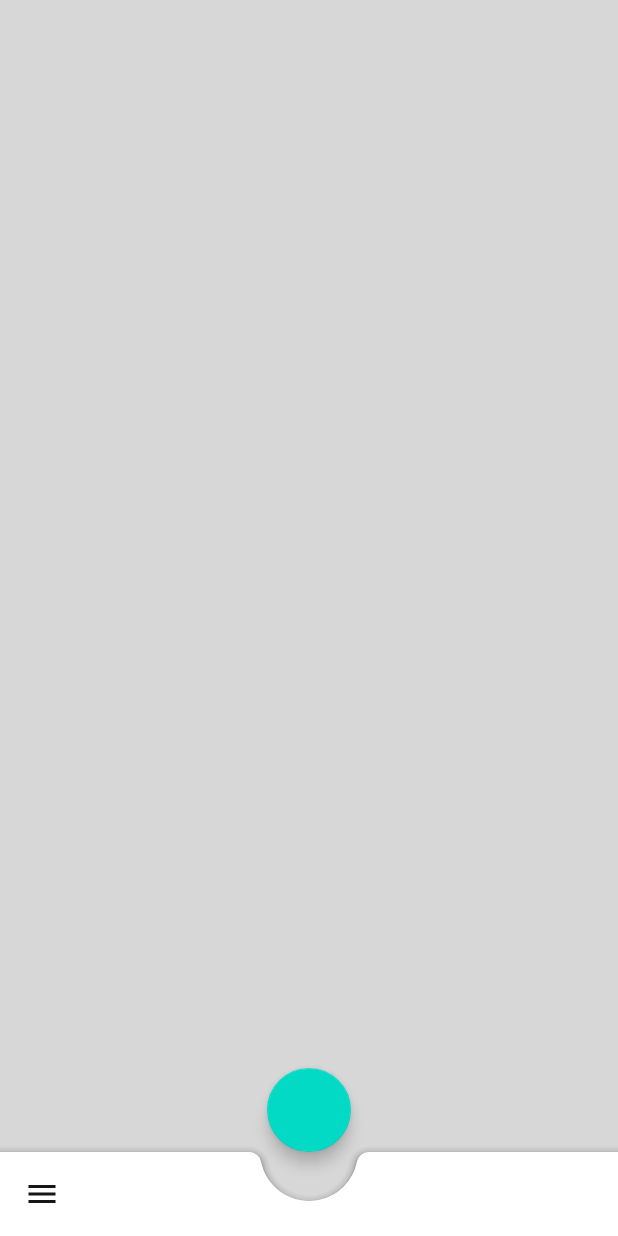
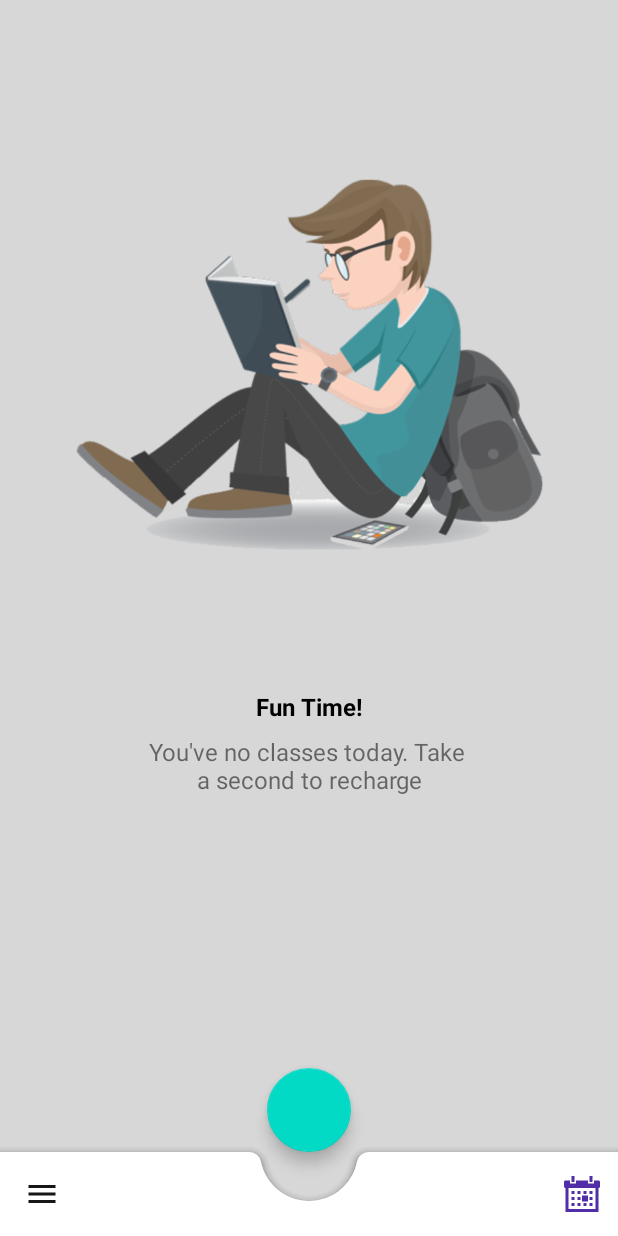
Before and after one commit to JobGetabu/DarasaStudent, an Android app: the screen it shows after launch (MainActivity), on a phone screen of 412 x 824 dp. Run offline under Robolectric (Android 15) with nearby library versions, the phone set to English and light mode, and no system bars; our stand-ins replace ButterKnife, Firebase (no records; nobody signed in at launch, a user with empty details on screens opened directly); libraries missing offline, so code that uses them is left out: com.robertlevonyan.views; plain views replace FloatingActionButton.

Commit message:
added few resources and designed :) screens

```diff
--- a/app/src/main/java/com/job/darasastudent/ui/MainActivity.java
+++ b/app/src/main/java/com/job/darasastudent/ui/MainActivity.java
@@ -1,14 +1,22 @@
 package com.job.darasastudent.ui;
 
+import android.app.DatePickerDialog;
 import android.content.Intent;
 import android.os.Bundle;
 import android.support.design.bottomappbar.BottomAppBar;
 import android.support.v7.app.AppCompatActivity;
 import android.view.Menu;
 import android.view.MenuItem;
+import android.widget.DatePicker;
+import android.widget.Toast;
 
 import com.job.darasastudent.R;
 import com.robertlevonyan.views.customfloatingactionbutton.FloatingActionButton;
+
+import java.text.SimpleDateFormat;
+import java.util.Calendar;
+import java.util.Date;
+import java.util.Locale;
 
 import butterknife.BindView;
 import butterknife.ButterKnife;
@@ -20,6 +28,7 @@ public class MainActivity extends AppCompatActivity {
     FloatingActionButton mainFab;
     @BindView(R.id.main_bar)
     BottomAppBar bar;
+    private Date mDate;
 
     @Override
     protected void onCreate(Bundle savedInstanceState) {
@@ -32,12 +41,12 @@ public class MainActivity extends AppCompatActivity {
 
     @OnClick(R.id.main_fab)
     public void onFabClicked() {
-        startActivity(new Intent(this,ScanActivity.class));
+        startActivity(new Intent(this, ScanActivity.class));
     }
 
     @Override
     public boolean onCreateOptionsMenu(Menu menu) {
-        //getMenuInflater().inflate(R.menu.bottom_nav_drawer_menu, menu);
+        getMenuInflater().inflate(R.menu.menu_calender, menu);
         return super.onCreateOptionsMenu(menu);
     }
 
@@ -50,6 +59,35 @@ public class MainActivity extends AppCompatActivity {
                 BottomNavigationDrawerFragment bottomNavDrawerFragment = new BottomNavigationDrawerFragment();
                 bottomNavDrawerFragment.show(getSupportFragmentManager(), BottomNavigationDrawerFragment.TAG);
                 break;
+
+            case R.id.menu_calender:
+
+                final Calendar myCalendar = Calendar.getInstance();
+                final DatePickerDialog.OnDateSetListener date = new DatePickerDialog.OnDateSetListener() {
+
+                    @Override
+                    public void onDateSet(DatePicker view, int year, int monthOfYear,
+                                          int dayOfMonth) {
+                        // TODO Auto-generated method stub
+                        myCalendar.set(Calendar.YEAR, year);
+                        myCalendar.set(Calendar.MONTH, monthOfYear);
+                        myCalendar.set(Calendar.DAY_OF_MONTH, dayOfMonth);
+
+
+                        mDate = myCalendar.getTime();
+                        String myFormat = "MM/dd/yy"; //In which you need put here
+                        SimpleDateFormat sdf = new SimpleDateFormat(myFormat, Locale.ENGLISH);
+
+
+                        Toast.makeText(MainActivity.this, sdf.format(myCalendar.getTime()) , Toast.LENGTH_SHORT).show();
+                    }
+                };
+
+                new DatePickerDialog(MainActivity.this, date, myCalendar
+                        .get(Calendar.YEAR), myCalendar.get(Calendar.MONTH),
+                        myCalendar.get(Calendar.DAY_OF_MONTH)).show();
+
+                break;
         }
 
         return true;
--- /dev/null
+++ b/app/src/main/res/drawable/ic_calender.xml
@@ -0,0 +1,6 @@
+<vector android:height="24dp" android:viewportHeight="48"
+    android:viewportWidth="48" android:width="24dp" xmlns:android="http://schemas.android.com/apk/res/android">
+    <path android:fillAlpha="1" android:fillColor="@color/colorPrimaryDark"
+        android:fillType="nonZero"
+        android:pathData="M10,0L10,8L14,8L14,0ZM34,0L34,8L38,8L38,0ZM2,6C0.7969,6 0,6.7969 0,8L0,14C0,15.1992 0.7969,16 2,16L2,48L46,48L46,16C47.2031,16 48,15.1992 48,14L48,8C48,6.7969 47.2031,6 46,6L40,6L40,10L32,10L32,6L16,6L16,10L8,10L8,6ZM6,16L42,16L42,44L6,44ZM10,20L10,24L14,24L14,20ZM18,20L18,24L22,24L22,20ZM26,20L26,24L30,24L30,20ZM34,20L34,24L38,24L38,20ZM24,26L24,34L32,34L32,26ZM10,28L10,32L14,32L14,28ZM18,28L18,32L22,32L22,28ZM34,28L34,32L38,32L38,28ZM10,36L10,40L14,40L14,36ZM18,36L18,40L22,40L22,36ZM26,36L26,40L30,40L30,36ZM34,36L34,40L38,40L38,36Z" android:strokeColor="#00000000"/>
+</vector>
--- a/app/src/main/res/layout/activity_main.xml
+++ b/app/src/main/res/layout/activity_main.xml
@@ -1,13 +1,18 @@
 <?xml version="1.0" encoding="utf-8"?>
-<android.support.design.widget.CoordinatorLayout
-    xmlns:android="http://schemas.android.com/apk/res/android"
+<android.support.design.widget.CoordinatorLayout xmlns:android="http://schemas.android.com/apk/res/android"
     xmlns:app="http://schemas.android.com/apk/res-auto"
     xmlns:tools="http://schemas.android.com/tools"
     android:layout_width="match_parent"
     android:layout_height="match_parent"
+    android:background="@color/colorgreyish"
     android:orientation="vertical"
-    android:background="@color/colorgreyish"
     tools:context=".ui.MainActivity">
+
+    <include
+        android:id="@+id/main_no_class"
+        layout="@layout/noclass_layout"
+        android:layout_width="match_parent"
+        android:layout_height="match_parent" />
 
     <android.support.v4.widget.NestedScrollView
         android:id="@+id/nestedScrollView"
@@ -28,8 +33,8 @@
     <!-- Other components and views -->
 
     <android.support.design.bottomappbar.BottomAppBar
+        android:id="@+id/main_bar"
         style="@style/Widget.MaterialComponents.BottomAppBar"
-        android:id="@+id/main_bar"
         android:layout_width="match_parent"
         android:layout_height="wrap_content"
         android:layout_gravity="bottom"
@@ -37,18 +42,17 @@
         app:fabAlignmentMode="center"
         app:fabAttached="true"
         app:fabCradleDiameter="0dp"
-        app:navigationIcon="@drawable/ic_menu"
         app:layout_scrollFlags="scroll|enterAlways"
-        />
+        app:navigationIcon="@drawable/ic_menu" />
 
     <com.robertlevonyan.views.customfloatingactionbutton.FloatingActionButton
         android:id="@+id/main_fab"
         android:layout_width="wrap_content"
         android:layout_height="wrap_content"
         android:layout_gravity="center_horizontal"
+        app:fabIcon="@drawable/ic_add"
         app:fabSize="normal"
         app:fabText="Add new attendance"
-        app:fabIcon="@drawable/ic_add"
         app:layout_anchor="@+id/main_bar"
         app:layout_anchorGravity="center"
 
--- /dev/null
+++ b/app/src/main/res/layout/noclass_layout.xml
@@ -0,0 +1,53 @@
+<?xml version="1.0" encoding="utf-8"?>
+<android.support.constraint.ConstraintLayout
+    xmlns:android="http://schemas.android.com/apk/res/android"
+    xmlns:app="http://schemas.android.com/apk/res-auto"
+    xmlns:tools="http://schemas.android.com/tools"
+    android:layout_width="match_parent"
+    android:layout_height="match_parent">
+
+    <ImageView
+        android:id="@+id/imageView"
+        android:layout_width="0dp"
+        android:layout_height="420dp"
+        android:minHeight="350dp"
+        android:layout_marginEnd="16dp"
+        android:layout_marginStart="16dp"
+        android:layout_marginTop="32dp"
+        app:layout_constraintEnd_toEndOf="parent"
+        app:layout_constraintStart_toStartOf="parent"
+        app:layout_constraintTop_toTopOf="parent"
+        app:srcCompat="@drawable/stud_pic1" />
+
+    <TextView
+        android:id="@+id/textView2"
+        android:layout_width="wrap_content"
+        android:layout_height="wrap_content"
+        android:layout_marginEnd="16dp"
+        android:layout_marginStart="16dp"
+        android:layout_marginTop="8dp"
+        android:text="Fun Time!"
+        android:textColor="@android:color/black"
+        android:textSize="16sp"
+        android:textStyle="bold"
+        app:layout_constraintEnd_toEndOf="parent"
+        app:layout_constraintStart_toStartOf="parent"
+        app:layout_constraintTop_toBottomOf="@+id/imageView" />
+
+    <TextView
+        android:id="@+id/textView3"
+        android:layout_width="wrap_content"
+        android:layout_height="wrap_content"
+        android:layout_marginBottom="16dp"
+        android:layout_marginEnd="16dp"
+        android:layout_marginStart="16dp"
+        android:layout_marginTop="8dp"
+        android:text="@string/no_class_text"
+        android:textAlignment="center"
+        android:textSize="16sp"
+        app:layout_constraintBottom_toBottomOf="parent"
+        app:layout_constraintEnd_toEndOf="parent"
+        app:layout_constraintStart_toStartOf="parent"
+        app:layout_constraintTop_toBottomOf="@+id/textView2"
+        app:layout_constraintVertical_bias="0.0" />
+</android.support.constraint.ConstraintLayout>
--- /dev/null
+++ b/app/src/main/res/menu/menu_calender.xml
@@ -0,0 +1,12 @@
+<?xml version="1.0" encoding="utf-8"?>
+<menu xmlns:android="http://schemas.android.com/apk/res/android"
+    xmlns:app="http://schemas.android.com/apk/res-auto">
+
+    <item
+        android:id="@+id/menu_calender"
+        android:icon="@drawable/ic_calender"
+        android:title="@string/select_date"
+        app:showAsAction="ifRoom"
+
+        />
+</menu>
--- a/app/src/main/res/values/strings.xml
+++ b/app/src/main/res/values/strings.xml
@@ -7,4 +7,6 @@
     <string name="logout">Logout</string>
 
     <string name="share_url">https://darasastudent.page.link/get</string>
+    <string name="select_date">Select date</string>
+    <string name="no_class_text">You\'ve no classes today. Take \na second to recharge</string>
 </resources>
```
Also changed, not shown: app/src/main/res/drawable/stud_pic1.png (added), app/src/main/res/drawable/stud_pic2.png (added).
